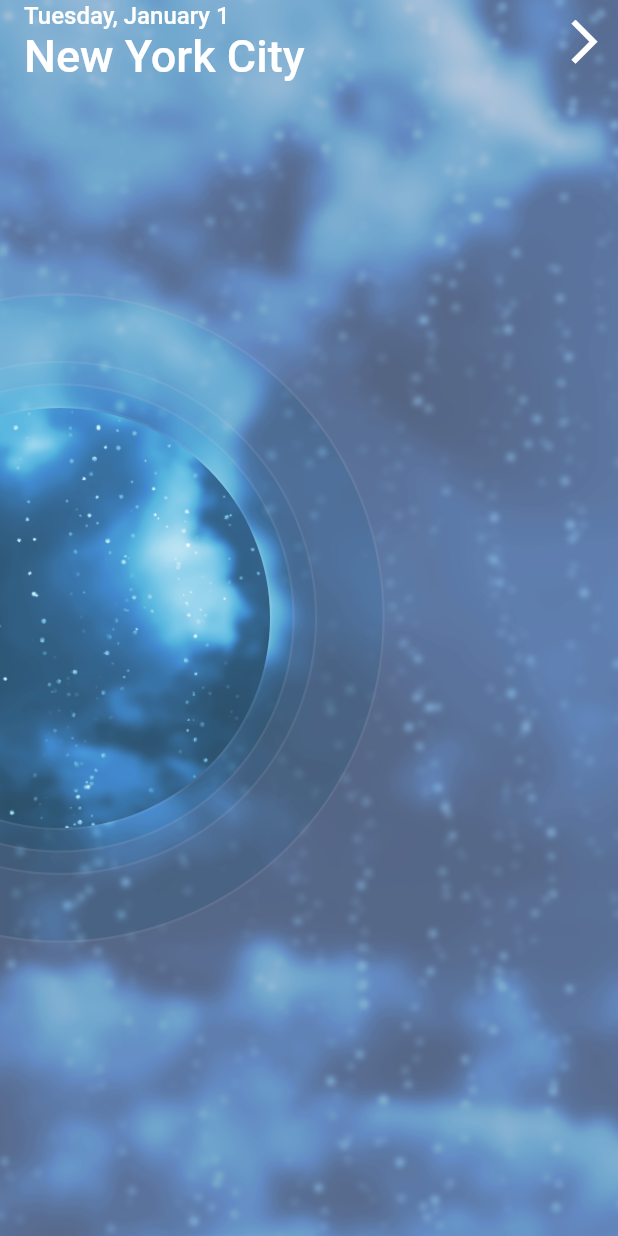
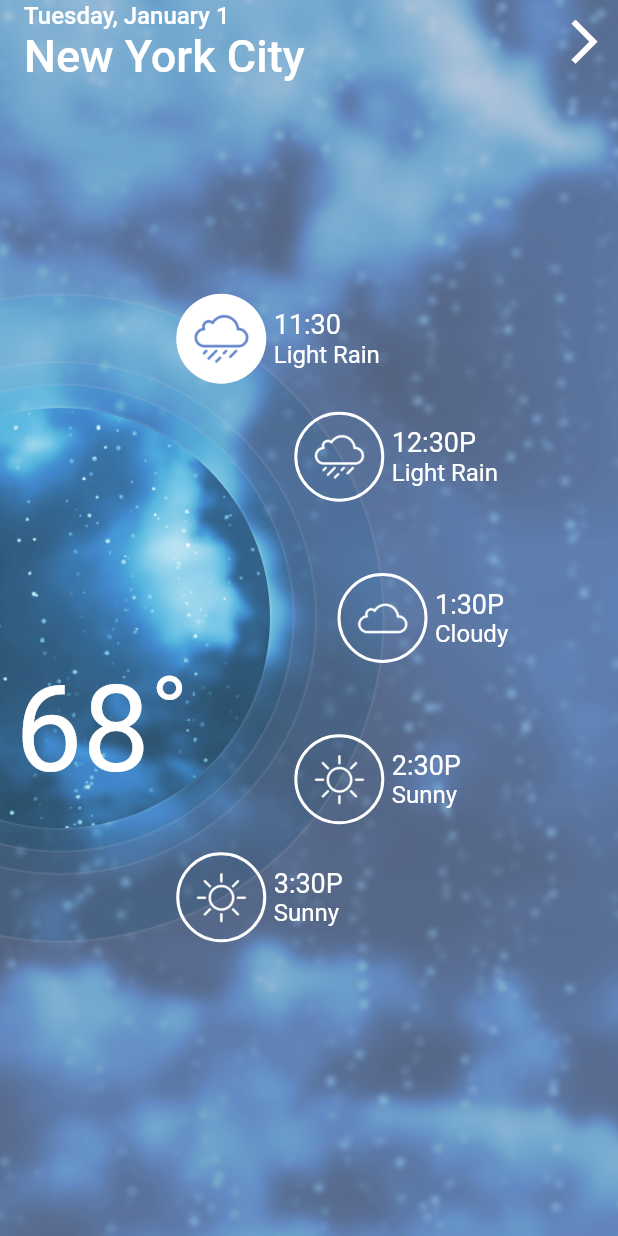
Before and after one commit to sabith-th/flutter-weather-forecast, a Flutter app: the screen it shows after launch, on a phone screen of 412 x 824 dp. Run offline on Flutter 3.47's test engine with Material 2 defaults, Android fonts, the phone set to English and light mode, and no system bars.

Commit message:
added static radial list with the weather forecast

```diff
--- /dev/null
+++ b/lib/forecast/forecast.dart
@@ -0,0 +1,43 @@
+import 'package:flutter/material.dart';
+import 'package:weather_forecast_app/forecast/background/background_with_rings.dart';
+import 'package:weather_forecast_app/forecast/radial_list.dart';
+
+class Forecast extends StatelessWidget {
+  RadialListViewModel radialList;
+
+  Forecast({
+    @required this.radialList,
+  });
+
+  Widget _temperatureText() {
+    return Align(
+      alignment: Alignment.centerLeft,
+      child: Padding(
+        padding: const EdgeInsets.only(
+          top: 150.0,
+          left: 10.0,
+        ),
+        child: Text(
+          '68˚',
+          style: TextStyle(
+            color: Colors.white,
+            fontSize: 80.0,
+          ),
+        ),
+      ),
+    );
+  }
+
+  @override
+  Widget build(BuildContext context) {
+    return Stack(
+      children: <Widget>[
+        BackgroundWithRings(),
+        _temperatureText(),
+        RadialList(
+          radialList: radialList,
+        ),
+      ],
+    );
+  }
+}
--- /dev/null
+++ b/lib/forecast/forecast_list.dart
@@ -0,0 +1,33 @@
+import 'package:flutter/material.dart';
+import 'package:weather_forecast_app/forecast/radial_list.dart';
+
+final RadialListViewModel forecastRadialList = new RadialListViewModel(
+  items: [
+    new RadialListItemViewModel(
+      icon: new AssetImage('assets/ic_rain.png'),
+      title: '11:30',
+      subtitle: 'Light Rain',
+      isSelected: true,
+    ),
+    new RadialListItemViewModel(
+      icon: new AssetImage('assets/ic_rain.png'),
+      title: '12:30P',
+      subtitle: 'Light Rain',
+    ),
+    new RadialListItemViewModel(
+      icon: new AssetImage('assets/ic_cloudy.png'),
+      title: '1:30P',
+      subtitle: 'Cloudy',
+    ),
+    new RadialListItemViewModel(
+      icon: new AssetImage('assets/ic_sunny.png'),
+      title: '2:30P',
+      subtitle: 'Sunny',
+    ),
+    new RadialListItemViewModel(
+      icon: new AssetImage('assets/ic_sunny.png'),
+      title: '3:30P',
+      subtitle: 'Sunny',
+    ),
+  ],
+);
--- /dev/null
+++ b/lib/forecast/radial_list.dart
@@ -0,0 +1,142 @@
+import 'dart:math';
+
+import 'package:flutter/material.dart';
+import 'package:weather_forecast_app/generic_widgets/radial_position.dart';
+
+class RadialList extends StatelessWidget {
+  final RadialListViewModel radialList;
+
+  const RadialList({
+    this.radialList,
+  });
+
+  Widget _radialListItem(
+      RadialListItemViewModel viewModel, double angle, double screenHeight) {
+    return Transform(
+      transform: Matrix4.translationValues(
+        40.0,
+        screenHeight / 2,
+        0.0,
+      ),
+      child: RadialPosition(
+        angle: angle,
+        radius: 140.0 + 75.0,
+        child: RadialListItem(
+          listItem: viewModel,
+        ),
+      ),
+    );
+  }
+
+  List<Widget> _radialListItems(double screenHeight) {
+    final double firstItemAngle = -pi / 3;
+    final double lastItemAngle = pi / 3;
+    final double angleDiffPerItem =
+        (lastItemAngle - firstItemAngle) / (radialList.items.length - 1);
+    double currentAngle = firstItemAngle;
+
+    return radialList.items.map((RadialListItemViewModel viewModel) {
+      final listItem = _radialListItem(viewModel, currentAngle, screenHeight);
+      currentAngle += angleDiffPerItem;
+      return listItem;
+    }).toList();
+  }
+
+  @override
+  Widget build(BuildContext context) {
+    double screenHeight = MediaQuery.of(context).size.height;
+    return Stack(
+      children: _radialListItems(screenHeight),
+    );
+  }
+}
+
+class RadialListItem extends StatelessWidget {
+  final RadialListItemViewModel listItem;
+
+  RadialListItem({
+    this.listItem,
+  });
+
+  @override
+  Widget build(BuildContext context) {
+    final circleDecoration = listItem.isSelected
+        ? BoxDecoration(
+            shape: BoxShape.circle,
+            color: Colors.white,
+          )
+        : BoxDecoration(
+            shape: BoxShape.circle,
+            color: Colors.transparent,
+            border: Border.all(
+              color: Colors.white,
+              width: 2.0,
+            ),
+          );
+
+    return Transform(
+      transform: Matrix4.translationValues(-30.0, -30.0, 0.0),
+      child: Row(
+        children: <Widget>[
+          Container(
+            width: 60.0,
+            height: 60.0,
+            decoration: circleDecoration,
+            child: Padding(
+              padding: const EdgeInsets.all(7.0),
+              child: Image(
+                image: listItem.icon,
+                color: listItem.isSelected ? Color(0xFF6688CC) : Colors.white,
+              ),
+            ),
+          ),
+          Padding(
+            padding: const EdgeInsets.only(left: 5.0),
+            child: Column(
+              crossAxisAlignment: CrossAxisAlignment.start,
+              mainAxisSize: MainAxisSize.min,
+              children: <Widget>[
+                Text(
+                  listItem.title,
+                  style: TextStyle(
+                    color: Colors.white,
+                    fontSize: 18.0,
+                  ),
+                ),
+                Text(
+                  listItem.subtitle,
+                  style: TextStyle(
+                    color: Colors.white,
+                    fontSize: 16.0,
+                  ),
+                ),
+              ],
+            ),
+          ),
+        ],
+      ),
+    );
+  }
+}
+
+class RadialListItemViewModel {
+  final ImageProvider icon;
+  final String title;
+  final String subtitle;
+  final bool isSelected;
+
+  RadialListItemViewModel({
+    this.icon,
+    this.title = '',
+    this.subtitle = '',
+    this.isSelected = false,
+  });
+}
+
+class RadialListViewModel {
+  final List<RadialListItemViewModel> items;
+
+  RadialListViewModel({
+    this.items = const [],
+  });
+}
--- /dev/null
+++ b/lib/generic_widgets/radial_position.dart
@@ -0,0 +1,26 @@
+import 'dart:math';
+
+import 'package:flutter/material.dart';
+
+class RadialPosition extends StatelessWidget {
+  final double radius;
+  final double angle;
+  final Widget child;
+
+  const RadialPosition({
+    this.radius,
+    this.angle,
+    this.child,
+  });
+
+  @override
+  Widget build(BuildContext context) {
+    final x = cos(angle) * radius;
+    final y = sin(angle) * radius;
+
+    return Transform(
+      transform: Matrix4.translationValues(x, y, 0.0),
+      child: child,
+    );
+  }
+}
--- a/lib/main.dart
+++ b/lib/main.dart
@@ -1,6 +1,7 @@
 import 'package:flutter/material.dart';
 import 'package:weather_forecast_app/forecast/app_bar.dart';
-import 'package:weather_forecast_app/forecast/background/background_with_rings.dart';
+import 'package:weather_forecast_app/forecast/forecast.dart';
+import 'package:weather_forecast_app/forecast/forecast_list.dart';
 import 'package:weather_forecast_app/forecast/week_drawer.dart';
 import 'package:weather_forecast_app/generic_widgets/sliding_drawer.dart';
 
@@ -44,7 +45,9 @@ class _MyHomePageState extends State<MyHomePage>
     return Scaffold(
       body: Stack(
         children: <Widget>[
-          BackgroundWithRings(),
+          Forecast(
+            radialList: forecastRadialList,
+          ),
           Positioned(
             top: 0.0,
             left: 0.0,
```
